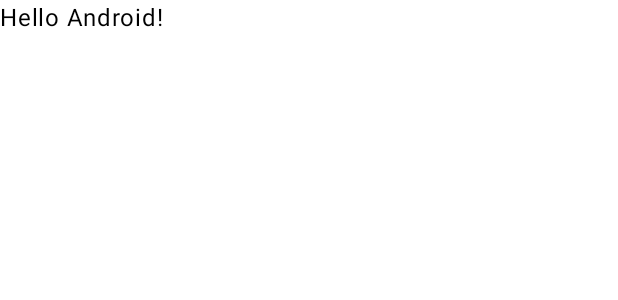
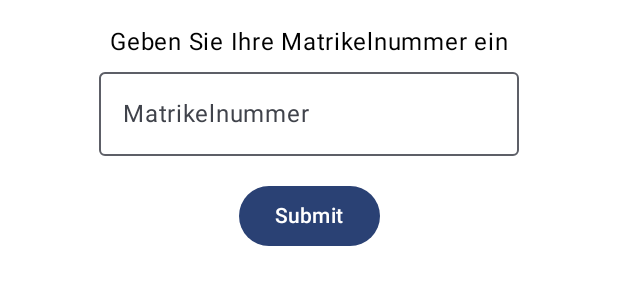
Before and after one commit to SK4P3/SE2-AB0, an Android app built with Jetpack Compose: the @Preview function GreetingPreview, on a phone screen of 412 x 824 dp. Shown: the top 300 px of the screen. Run offline under Robolectric (Android 15) with nearby library versions, the phone set to English and light mode, and no system bars.

Commit message:
Added Ui

```diff
--- a/app/src/main/java/com/example/se2_ab0/MainActivity.kt
+++ b/app/src/main/java/com/example/se2_ab0/MainActivity.kt
@@ -3,13 +3,15 @@ package com.example.se2_ab0
 import android.os.Bundle
 import androidx.activity.ComponentActivity
 import androidx.activity.compose.setContent
-import androidx.compose.foundation.layout.fillMaxSize
-import androidx.compose.material3.MaterialTheme
-import androidx.compose.material3.Surface
-import androidx.compose.material3.Text
+import androidx.compose.foundation.layout.*
+import androidx.compose.material3.*
 import androidx.compose.runtime.Composable
+import androidx.compose.runtime.mutableStateOf
+import androidx.compose.runtime.remember
+import androidx.compose.ui.Alignment
 import androidx.compose.ui.Modifier
 import androidx.compose.ui.tooling.preview.Preview
+import androidx.compose.ui.unit.dp
 import com.example.se2_ab0.ui.theme.SE2_AB0Theme
 
 class MainActivity : ComponentActivity() {
@@ -28,10 +30,30 @@ class MainActivity : ComponentActivity() {
 
 @Composable
 fun Greeting(name: String, modifier: Modifier = Modifier) {
-    Text(
-            text = "Hello $name!",
-            modifier = modifier
-    )
+    var text = "";
+
+
+    Column(modifier = modifier.fillMaxWidth(),
+        horizontalAlignment = Alignment.CenterHorizontally) {
+
+        Spacer(modifier = Modifier.height(16.dp))
+
+        Text("Geben Sie Ihre Matrikelnummer ein")
+
+        OutlinedTextField(
+            value = text,
+            onValueChange = { text = it },
+            label = { Text("Matrikelnummer") }
+        )
+
+        Spacer(modifier = Modifier.height(16.dp))
+
+        Button(onClick = {
+          /* TODO: Add TCP Call */
+        }) {
+            Text("Submit")
+        }
+    }
 }
 
 @Preview(showBackground = true)
```
